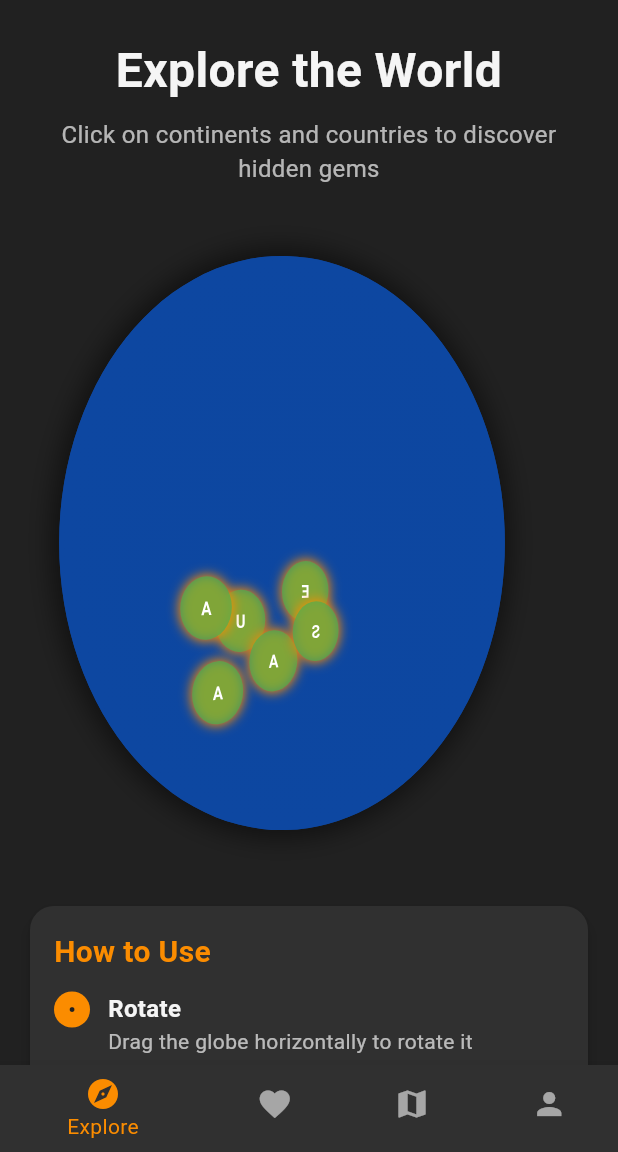
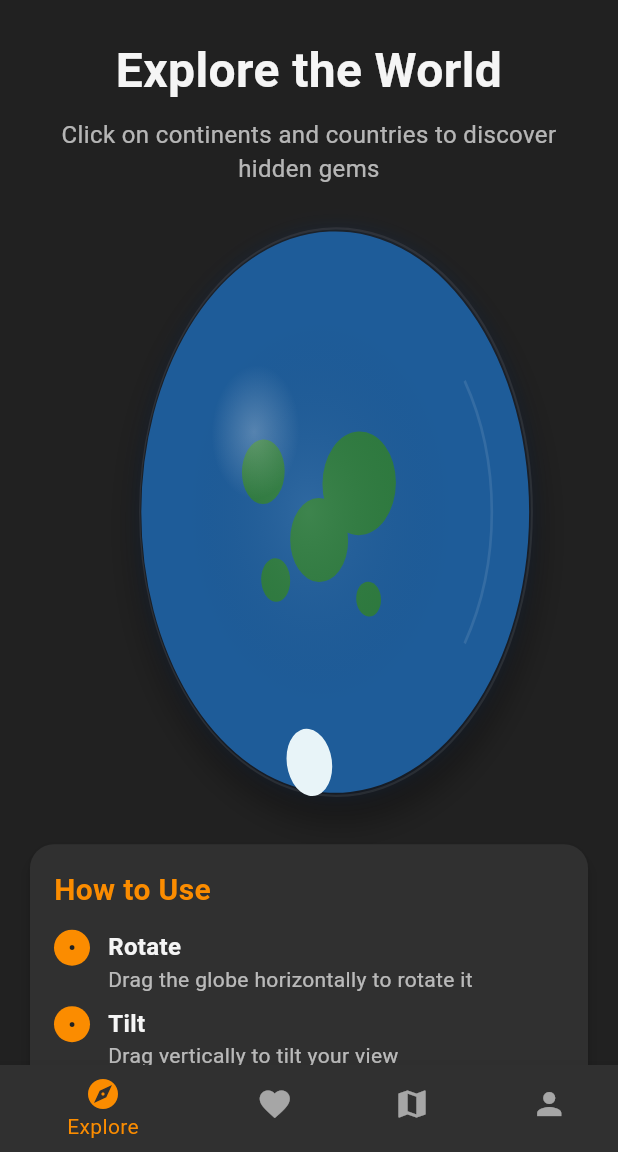
Before and after one commit to Cossuleprivat/my-travel-app, a Flutter app: the screen it shows after launch, on a phone screen of 412 x 824 dp, the part 84-1236 px from its top. Run offline on Flutter 3.47's test engine with Material 3 defaults, Android fonts, the phone set to English and light mode, and no system bars; our stand-ins replace firebase_core; accounts and stored records are empty.

Commit message:
Refine globe: realistic earth texture, circular shape, lighting & slower rotation

```diff
--- a/lib/pages/home_page.dart
+++ b/lib/pages/home_page.dart
@@ -62,10 +62,11 @@ class _HomePageState extends State<HomePage> {
               ),
               const SizedBox(height: 32),
 
-              // Interactive Globe Widget
+      // Interactive Globe Widget
               Container(
                 constraints: BoxConstraints(
                   maxHeight: screenSize.height * 0.5,
+                  maxWidth: screenSize.width * 0.9,
                 ),
                 child: InteractiveGlobe(
                   onCountryTap: _handleCountryTap,
--- a/lib/widgets/interactive_globe.dart
+++ b/lib/widgets/interactive_globe.dart
@@ -1,10 +1,11 @@
 import 'package:flutter/material.dart';
+import 'dart:math' as math;
 import '../theme/app_colors.dart';
 
-/// Interactive 3D Globe Widget
+/// Interactive 3D Globe Widget with Earth Texture
 ///
-/// A rotating globe that displays countries and continents.
-/// Users can tap on countries to navigate to detail pages.
+/// A realistic rotating globe with day view texture, proper lighting,
+/// and interactive drag controls.
 class InteractiveGlobe extends StatefulWidget {
   final Function(String countryCode) onCountryTap;
   final bool autoRotate;
@@ -24,12 +25,13 @@ class _InteractiveGlobeState extends State<InteractiveGlobe>
   late AnimationController _rotationController;
   double _dragRotation = 0.0;
   double _verticalRotation = 0.0;
+  double _lastDragX = 0.0;
 
   @override
   void initState() {
     super.initState();
     _rotationController = AnimationController(
-      duration: const Duration(seconds: 20),
+      duration: const Duration(seconds: 60),
       vsync: this,
     );
 
@@ -44,23 +46,43 @@ class _InteractiveGlobeState extends State<InteractiveGlobe>
     super.dispose();
   }
 
+  void _handleDragStart(DragStartDetails details) {
+    _lastDragX = details.globalPosition.dx;
+    _rotationController.stop();
+  }
+
   void _handleDragUpdate(DragUpdateDetails details) {
+    final dragDelta = details.globalPosition.dx - _lastDragX;
+    _lastDragX = details.globalPosition.dx;
+
     setState(() {
-      _dragRotation += details.delta.dx * 0.01;
+      _dragRotation += dragDelta * 0.01;
       _verticalRotation = (_verticalRotation + details.delta.dy * 0.01)
-          .clamp(-0.5, 0.5);
+          .clamp(-0.3, 0.3);
     });
+  }
+
+  void _handleDragEnd(DragEndDetails details) {
+    if (widget.autoRotate) {
+      _rotationController.repeat();
+    }
   }
 
   @override
   Widget build(BuildContext context) {
-    return GestureDetector(
+    return AspectRatio(
+      aspectRatio: 1.0,
+      child: GestureDetector(
+        onHorizontalDragStart: _handleDragStart,
         onHorizontalDragUpdate: _handleDragUpdate,
+        onHorizontalDragEnd: _handleDragEnd,
+        onVerticalDragStart: _handleDragStart,
         onVerticalDragUpdate: _handleDragUpdate,
+        onVerticalDragEnd: _handleDragEnd,
         child: AnimatedBuilder(
           animation: _rotationController,
           builder: (context, child) {
-          final rotation = _rotationController.value * 2 * 3.14159265359;
+            final rotation = _rotationController.value * 2 * math.pi;
             return Transform(
               alignment: Alignment.center,
               transform: Matrix4.identity()
@@ -70,115 +92,215 @@ class _InteractiveGlobeState extends State<InteractiveGlobe>
               child: child,
             );
           },
-        child: _buildGlobeContent(),
+          child: _buildGlobeWithTexture(),
+        ),
       ),
     );
   }
 
-  /// Build the globe with countries and interactive regions
-  Widget _buildGlobeContent() {
-    return Container(
+  /// Build globe with realistic earth texture and lighting
+  Widget _buildGlobeWithTexture() {
+    return Stack(
+      alignment: Alignment.center,
+      children: [
+        // Main globe with earth texture
+        Container(
           decoration: BoxDecoration(
             shape: BoxShape.circle,
-        gradient: RadialGradient(
-          colors: [
-            AppColors.primary,
-            AppColors.primary.withOpacity(0.8),
-          ],
-          radius: 0.8,
+            boxShadow: [
+              // Ambient shadow beneath globe
+              BoxShadow(
+                color: Colors.black.withAlpha((0.3 * 255).toInt()),
+                blurRadius: 25,
+                spreadRadius: 8,
+                offset: const Offset(0, 12),
               ),
-        boxShadow: [
+              // Subtle glow
               BoxShadow(
-            color: Colors.black.withOpacity(0.5),
-            blurRadius: 20,
-            spreadRadius: 5,
+                color: AppColors.primary.withAlpha((0.15 * 255).toInt()),
+                blurRadius: 15,
+                spreadRadius: 3,
               ),
             ],
           ),
-      child: Stack(
-        alignment: Alignment.center,
-        children: [
-          // Globe base
+          child: CustomPaint(
+            painter: EarthTexturePainter(),
+            size: const Size.square(400),
+          ),
+        ),
+        // Soft lighting overlay
         Container(
           decoration: BoxDecoration(
             shape: BoxShape.circle,
             gradient: RadialGradient(
               colors: [
-                  AppColors.primary.withOpacity(0.9),
-                  AppColors.primary,
+                Colors.white.withAlpha((0.08 * 255).toInt()),
+                Colors.transparent,
               ],
+              stops: const [0.0, 0.7],
             ),
           ),
         ),
-          // Interactive country regions
-          ..._buildCountryRegions(),
       ],
-      ),
+    );
+  }
+}
+
+/// Custom painter for realistic earth texture
+class EarthTexturePainter extends CustomPainter {
+  @override
+  void paint(Canvas canvas, Size size) {
+    final center = Offset(size.width / 2, size.height / 2);
+    final radius = size.width / 2;
+
+    // Ocean color
+    canvas.drawCircle(
+      center,
+      radius,
+      Paint()..color = const Color(0xFF1E5C99), // Deep ocean blue
+    );
+
+    // Draw continents with simplified shapes
+    _drawContinents(canvas, center, radius);
+
+    // Add subtle cloud patterns
+    _drawAtmosphere(canvas, center, radius);
+
+    // Subtle specular highlight (light reflection)
+    _drawSpecularHighlight(canvas, center, radius);
+  }
+
+  void _drawContinents(Canvas canvas, Offset center, double radius) {
+    // Continental shapes (simplified representations)
+    final continentPaint = Paint()..color = const Color(0xFF2D7A3E); // Green land
+
+    // North America
+    _drawContinent(
+      canvas,
+      center,
+      radius,
+      Offset(-0.25, -0.15),
+      0.12,
+      continentPaint,
+    );
+
+    // South America
+    _drawContinent(
+      canvas,
+      center,
+      radius,
+      Offset(-0.18, 0.25),
+      0.08,
+      continentPaint,
+    );
+
+    // Europe & Africa
+    _drawContinent(
+      canvas,
+      center,
+      radius,
+      Offset(0.05, 0.1),
+      0.15,
+      continentPaint,
+    );
+
+    // Asia
+    _drawContinent(
+      canvas,
+      center,
+      radius,
+      Offset(0.25, -0.1),
+      0.18,
+      continentPaint,
+    );
+
+    // Australia
+    _drawContinent(
+      canvas,
+      center,
+      radius,
+      Offset(0.3, 0.3),
+      0.06,
+      continentPaint,
+    );
+
+    // Antarctica (southern ice cap)
+    canvas.drawCircle(
+      Offset(center.dx, center.dy + radius * 0.9),
+      radius * 0.12,
+      Paint()..color = const Color(0xFFE8F4F8), // Ice white
     );
   }
 
-  /// Build tappable country regions
-  List<Widget> _buildCountryRegions() {
-    final countries = [
-      {'name': 'US', 'code': 'US', 'offset': Offset(0.15, 0.2)},
-      {'name': 'Europe', 'code': 'EU', 'offset': Offset(-0.15, 0.1)},
-      {'name': 'Asia', 'code': 'AS', 'offset': Offset(0.3, 0.15)},
-      {'name': 'Africa', 'code': 'AF', 'offset': Offset(0.0, 0.35)},
-      {'name': 'South America', 'code': 'SA', 'offset': Offset(-0.2, 0.25)},
-      {'name': 'Australia', 'code': 'AU', 'offset': Offset(0.25, 0.45)},
-    ];
+  void _drawContinent(
+    Canvas canvas,
+    Offset center,
+    double radius,
+    Offset position,
+    double size,
+    Paint paint,
+  ) {
+    final continentCenter = Offset(
+      center.dx + position.dx * radius,
+      center.dy + position.dy * radius,
+    );
 
-    return countries.map((country) {
-      final offset = country['offset'] as Offset;
-      final code = country['code'] as String;
-      final name = country['name'] as String;
+    final path = Path()..addOval(Rect.fromCircle(
+      center: continentCenter,
+      radius: size * radius,
+    ));
 
-      return Positioned(
-        left: 200 + (offset.dx * 180),
-        top: 200 + (offset.dy * 180),
-        child: GestureDetector(
-          onTap: () {
-            widget.onCountryTap(code);
-          },
-          child: Tooltip(
-            message: name,
-            child: Container(
-              width: 40,
-              height: 40,
-              decoration: BoxDecoration(
-                shape: BoxShape.circle,
-                color: AppColors.secondary.withOpacity(0.7),
-                boxShadow: [
-                  BoxShadow(
-                    color: AppColors.accent,
-                    blurRadius: 8,
-                    spreadRadius: 1,
-                  ),
+    canvas.drawPath(path, paint);
+  }
+
+  void _drawAtmosphere(Canvas canvas, Offset center, double radius) {
+    // Thin atmospheric layer with clouds
+    final atmospherePaint = Paint()
+      ..color = Colors.white.withAlpha((0.08 * 255).toInt())
+      ..style = PaintingStyle.stroke
+      ..strokeWidth = 1.5;
+
+    canvas.drawCircle(center, radius + 2, atmospherePaint);
+
+    // Subtle cloud bands
+    final cloudPaint = Paint()
+      ..color = Colors.white.withAlpha((0.1 * 255).toInt())
+      ..style = PaintingStyle.stroke
+      ..strokeWidth = 2;
+
+    // Tropical cloud band
+    canvas.drawArc(
+      Rect.fromCircle(center: center, radius: radius * 0.85),
+      -math.pi / 6,
+      math.pi / 3,
+      false,
+      cloudPaint,
+    );
+  }
+
+  void _drawSpecularHighlight(Canvas canvas, Offset center, double radius) {
+    // Subtle light reflection on upper left
+    final highlightPaint = Paint()
+      ..shader = RadialGradient(
+        colors: [
+          Colors.white.withAlpha((0.25 * 255).toInt()),
+          Colors.white.withAlpha((0.0 * 255).toInt()),
         ],
-              ),
-              child: Material(
-                color: Colors.transparent,
-                child: InkWell(
-                  onTap: () {
-                    widget.onCountryTap(code);
-                  },
-                  customBorder: const CircleBorder(),
-                  child: Center(
-                    child: Text(
-                      code.substring(0, 1),
-                      style: const TextStyle(
-                        color: Colors.white,
-                        fontWeight: FontWeight.bold,
-                        fontSize: 12,
-                      ),
-                    ),
-                  ),
-                ),
-              ),
-            ),
-          ),
+        stops: const [0.0, 1.0],
+      ).createShader(
+        Rect.fromCircle(
+          center: Offset(center.dx - radius * 0.3, center.dy - radius * 0.3),
+          radius: radius * 0.25,
         ),
       );
-    }).toList();
+
+    canvas.drawCircle(
+      Offset(center.dx - radius * 0.3, center.dy - radius * 0.3),
+      radius * 0.25,
+      highlightPaint,
+    );
   }
+
+  @override
+  bool shouldRepaint(EarthTexturePainter oldDelegate) => false;
 }
```
Also changed, not shown: pubspec.yaml (+0 -8 lines). Lines whose indentation alone changed are shown as unchanged.
